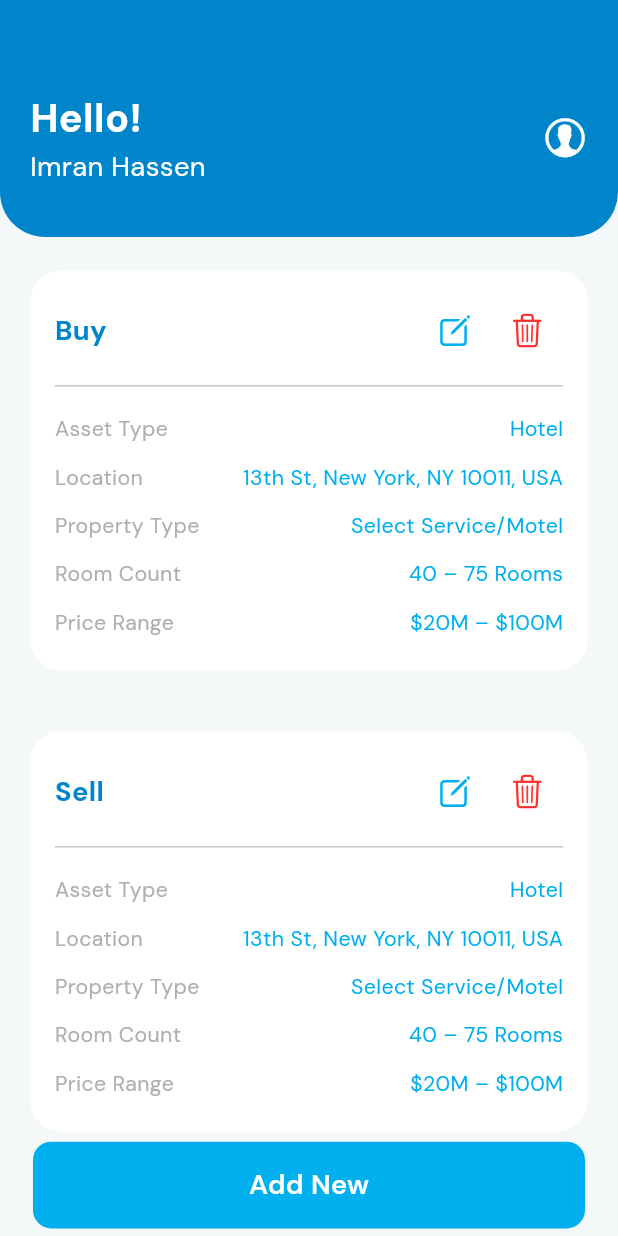
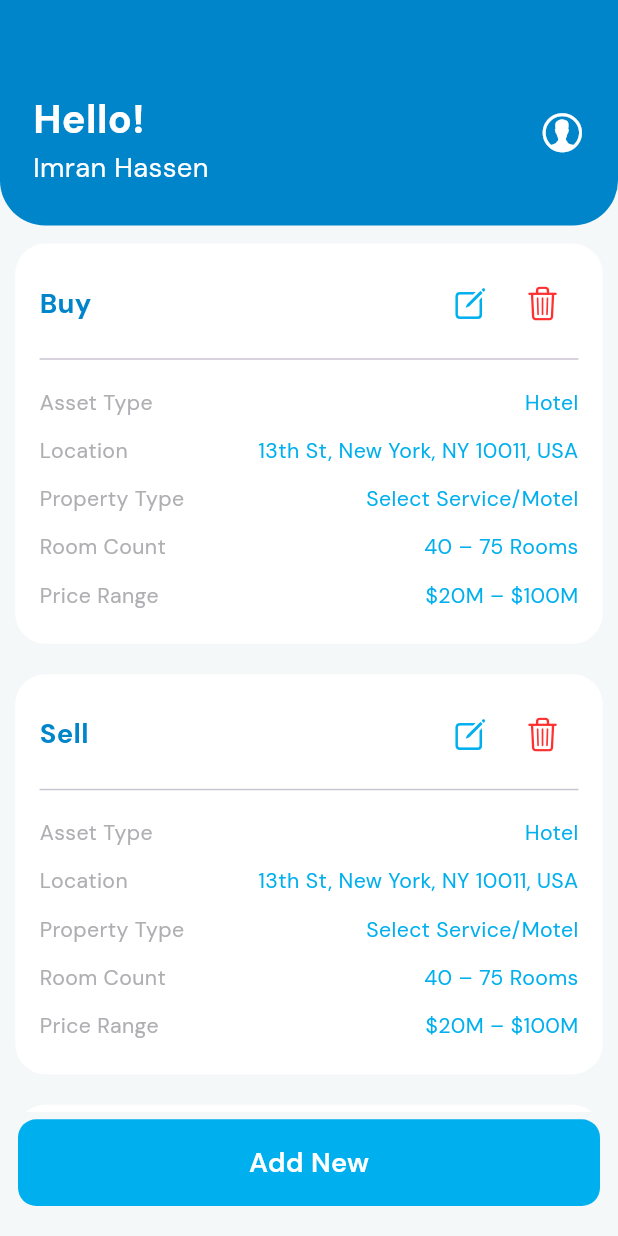
Before and after one commit to Shraboniakter/pocket_trading, a Flutter app: the screen it shows after launch, after a tap on the "arrow forward" icon, on a phone screen of 412 x 824 dp. Run offline on Flutter 3.47's test engine with Material 3 defaults, Android fonts, the phone set to English and light mode, and no system bars; our stand-ins replace email_validator, flutter_riverpod, flutter_screenutil, google_fonts.

Commit message:
all screen responsive.....

```diff
--- a/lib/feature/presentation/home/view/home_screen.dart
+++ b/lib/feature/presentation/home/view/home_screen.dart
@@ -246,9 +246,12 @@ class _HomeScreenState extends State<HomeScreen> {
             ),
           ),
 
-          SafeArea(
-            child: Padding(
-              padding:  EdgeInsets.symmetric(horizontal: 20.w, vertical: 5.h),
+
+        ],
+
+      ),
+      bottomNavigationBar: Padding(
+        padding:  EdgeInsets.only(left: 12,right: 12,top: 5,bottom: 20),
         child: PrimaryButton(
           onTap: () {
             print("on");
@@ -260,9 +263,6 @@ class _HomeScreenState extends State<HomeScreen> {
           textColor: Colors.white,
         ),
       ),
-          ),
-        ],
-      ),
     );
   }
 }
--- a/lib/feature/presentation/home/widgets/PropertyInfoCard.dart
+++ b/lib/feature/presentation/home/widgets/PropertyInfoCard.dart
@@ -21,7 +21,7 @@ class PropertyInfoCard extends StatelessWidget {
   @override
   Widget build(BuildContext context) {
     return Container(
-      margin:  EdgeInsets.all(20.r),
+      margin:  EdgeInsets.all(10.r),
       padding:  EdgeInsets.all(16.r),
       decoration: BoxDecoration(
         color: ColorManager.primary,
--- a/lib/feature/presentation/splash/view/splash_screen.dart
+++ b/lib/feature/presentation/splash/view/splash_screen.dart
@@ -1,5 +1,6 @@
 import 'package:flutter/material.dart';
 import 'package:flutter_riverpod/flutter_riverpod.dart';
+import 'package:flutter_screenutil/flutter_screenutil.dart';
 import '../../../../core/constrants/app_images.dart';
 import '../../../../core/routes/route_name.dart';
 import '../viewModel/riverpod_provider.dart';
@@ -33,8 +34,8 @@ class _SplashScreenState extends ConsumerState<SplashScreen> {
       body: Center(
         child: Image.asset(
           AssetPaths.splash,
-          width: 187,
-          height: 196,
+          width: 187.w,
+          height: 196.h,
         ),
       ),
     );
--- a/lib/feature/presentation/widgets/CustomAppbar.dart
+++ b/lib/feature/presentation/widgets/CustomAppbar.dart
@@ -14,8 +14,8 @@ class CustomHomeAppBar extends StatelessWidget {
   @override
   Widget build(BuildContext context) {
     return Container(
-      height: 158,
-      padding:  EdgeInsets.only(top: 50, left: 20, right: 20, bottom: 25),
+
+      padding:  EdgeInsets.only(top: 50.h, left: 20.w, right: 20.w, bottom: 25.h),
       decoration: BoxDecoration(
         color: ColorManager.blue,
         borderRadius: BorderRadius.only(
@@ -41,6 +41,7 @@ class CustomHomeAppBar extends StatelessWidget {
                 text: "Imran Hassen",
                 color: Colors.white,
                 size: 18.sp,
+                overflow: TextOverflow.ellipsis,
               ),
             ],
           ),
```
Lines whose indentation alone changed are shown as unchanged.
